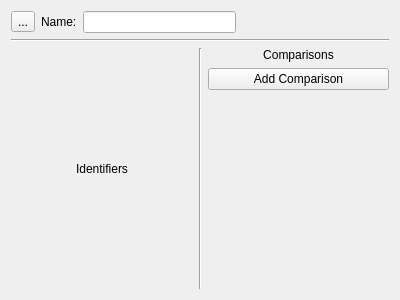
First picture: the form in atef/ui/id_and_comp.ui, repository pcdshub/atef, before the edit.
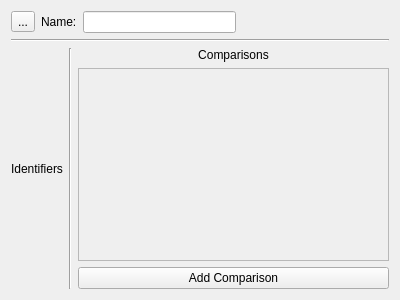
Second picture: the form after the edit.

```diff
--- a/atef/ui/id_and_comp.ui
+++ b/atef/ui/id_and_comp.ui
@@ -128,7 +128,54 @@
          </widget>
         </item>
         <item>
-         <layout class="QVBoxLayout" name="comp_content"/>
+         <widget class="QScrollArea" name="comp_scroll">
+          <property name="widgetResizable">
+           <bool>true</bool>
+          </property>
+          <widget class="QWidget" name="comp_scroll_container">
+           <property name="geometry">
+            <rect>
+             <x>0</x>
+             <y>0</y>
+             <width>314</width>
+             <height>193</height>
+            </rect>
+           </property>
+           <layout class="QVBoxLayout" name="verticalLayout_3">
+            <property name="spacing">
+             <number>0</number>
+            </property>
+            <property name="leftMargin">
+             <number>0</number>
+            </property>
+            <property name="topMargin">
+             <number>0</number>
+            </property>
+            <property name="rightMargin">
+             <number>0</number>
+            </property>
+            <property name="bottomMargin">
+             <number>0</number>
+            </property>
+            <item>
+             <layout class="QVBoxLayout" name="comp_content"/>
+            </item>
+            <item>
+             <spacer name="comp_spacer">
+              <property name="orientation">
+               <enum>Qt::Vertical</enum>
+              </property>
+              <property name="sizeHint" stdset="0">
+               <size>
+                <width>20</width>
+                <height>40</height>
+               </size>
+              </property>
+             </spacer>
+            </item>
+           </layout>
+          </widget>
+         </widget>
         </item>
         <item>
          <widget class="QPushButton" name="add_comp_button">
@@ -137,19 +184,6 @@
           </property>
          </widget>
         </item>
-        <item>
-         <spacer name="verticalSpacer_2">
-          <property name="orientation">
-           <enum>Qt::Vertical</enum>
-          </property>
-          <property name="sizeHint" stdset="0">
-           <size>
-            <width>20</width>
-            <height>40</height>
-           </size>
-          </property>
-         </spacer>
-        </item>
        </layout>
       </widget>
      </item>
```
